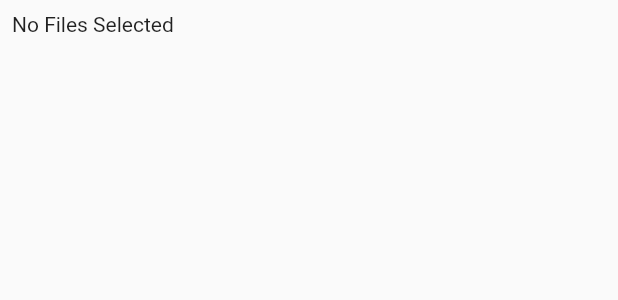
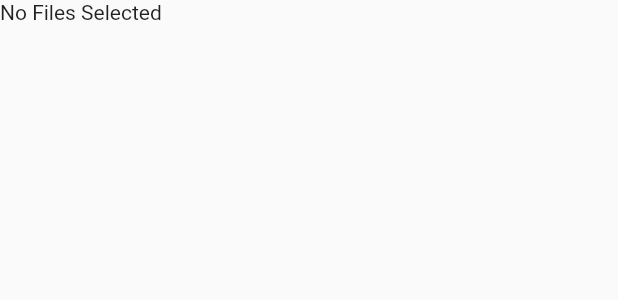
Before and after one commit to MikeAlbo/flutter_basic_pdf_viewer, a Flutter app: the ListedFiles widget shown alone on an empty page, opened directly, on a phone screen of 412 x 824 dp. Shown: the top 300 px of the screen. Run offline on Flutter 3.47's test engine with Material 2 defaults, Android fonts, the phone set to English and light mode, and no system bars; our stand-ins replace date_format, file_picker, hive, hive_flutter; missing offline and left inert: advance_pdf_viewer, pdf_render; accounts and stored records are empty.

Commit message:
modify multi selected file layout further, clear current view  box when calling getPlatformFile

```diff
--- a/lib/app/screens/mult_file_selected_view.dart
+++ b/lib/app/screens/mult_file_selected_view.dart
@@ -59,9 +59,7 @@ class ListedFiles extends StatelessWidget {
       // print("tapped: ${fileModel.title}, path: ${fileModel.file}");
     }
 
-    return Padding(
-      padding: const EdgeInsets.all(8.0),
-      child: ValueListenableBuilder(
+    return ValueListenableBuilder(
       valueListenable: getBoxProvider.getCurrentViewBox.listenable(),
       builder: (context, box, _) {
         final files = box.values.toList().cast<PdfDataModel>();
@@ -69,6 +67,8 @@ class ListedFiles extends StatelessWidget {
           return const Text("No Files Selected");
         }
         return GridView.builder(
+            padding:
+                const EdgeInsets.symmetric(vertical: 15.0, horizontal: 10.0),
             gridDelegate: delegate,
             itemCount: files.length,
             itemBuilder: (BuildContext ctx, int index) {
@@ -83,7 +83,6 @@ class ListedFiles extends StatelessWidget {
               );
             });
       },
-      ),
     );
   }
 }
@@ -91,5 +90,5 @@ class ListedFiles extends StatelessWidget {
 SliverGridDelegate delegate = const SliverGridDelegateWithMaxCrossAxisExtent(
     maxCrossAxisExtent: 200,
     childAspectRatio: 3 / 2,
-    crossAxisSpacing: 20,
-    mainAxisSpacing: 20);
+    crossAxisSpacing: 10,
+    mainAxisSpacing: 15);
--- a/lib/app/screens/pdf_list.dart
+++ b/lib/app/screens/pdf_list.dart
@@ -44,9 +44,8 @@ class _PdfListState extends State<PdfList> {
         IconButton(
             onPressed: onClickLaunchFilePicker, icon: const Icon(Icons.add)),
         IconButton(
-            onPressed: () =>
-                getBoxProvider.removeFilesFromBox(
-                    boxType: BoxType.previouslyViewed),
+            onPressed: () => getBoxProvider.removeFilesFromBox(
+                boxType: BoxType.previouslyViewed),
             icon: const Icon(Icons.clear_all)),
       ]),
       body: SafeArea(
@@ -82,6 +81,7 @@ class _PdfListState extends State<PdfList> {
 // if > 1, ??? maybe open modal, display files || load first file and have navigation to other files
 
 Future<List<PDFFileModel>?> getPlatformFile() async {
+  await getBoxProvider.getCurrentViewBox.clear();
   List<String> allowedFIleTypes = ["pdf"];
   List<PDFFileModel> listOfModels;
 
```
Also changed, not shown: lib/app/widgets/pdf_slide.dart (+29 -27 lines). Lines whose indentation alone changed are shown as unchanged.
